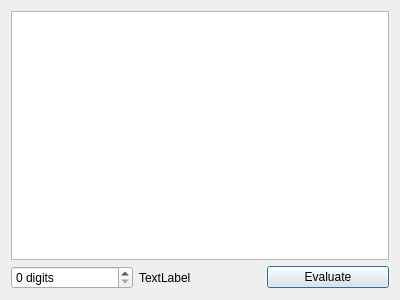
First picture: the form in src/View/PreciseOutputWindow.ui, repository viktorcsimma/acorn-calc, before the edit.
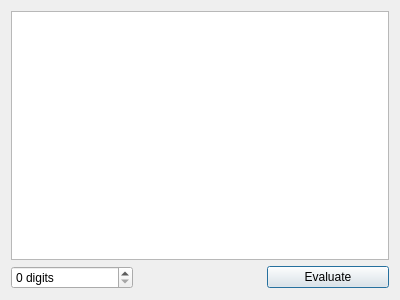
Second picture: the form after the edit.

Commit message: Adding progress indicator to PreciseOutputWindow

Diff of the .ui file:
```diff
--- a/src/View/PreciseOutputWindow.ui
+++ b/src/View/PreciseOutputWindow.ui
@@ -34,9 +34,18 @@
       </widget>
      </item>
      <item>
-      <widget class="QLabel" name="progressCircleLabel">
+      <widget class="QLabel" name="busyIndicatorLabel">
+       <property name="maximumSize">
+        <size>
+         <width>16777215</width>
+         <height>26</height>
+        </size>
+       </property>
        <property name="text">
-        <string>TextLabel</string>
+        <string/>
+       </property>
+       <property name="alignment">
+        <set>Qt::AlignRight|Qt::AlignTrailing|Qt::AlignVCenter</set>
        </property>
       </widget>
      </item>
```
The commit also changes 3 other files.
